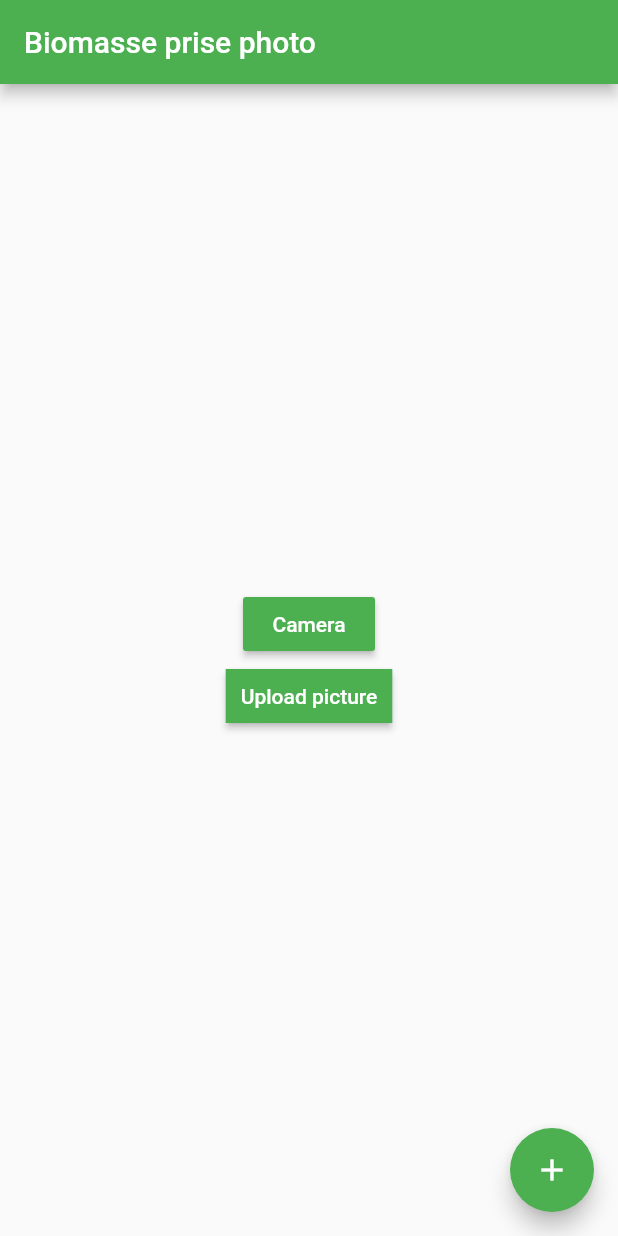
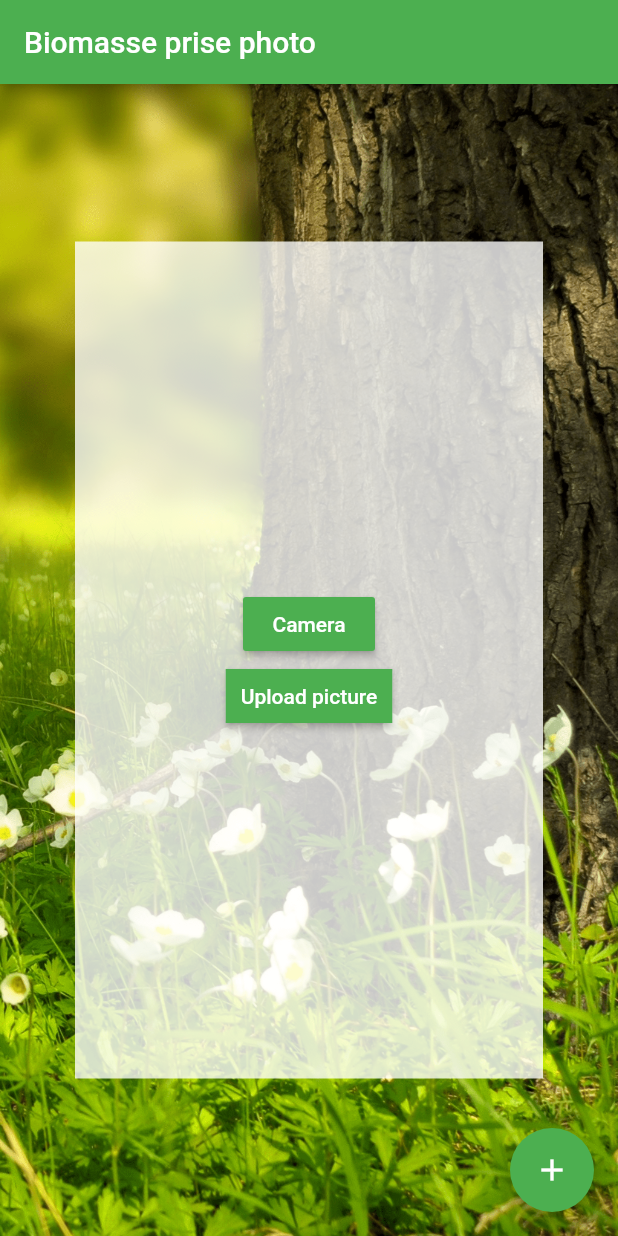
Before and after one commit to ArthurAttout/Biomass_App, a Flutter app: the screen it shows after launch, on a phone screen of 412 x 824 dp. Run offline on Flutter 3.47's test engine with Material 2 defaults, Android fonts, the phone set to English and light mode, and no system bars; our stand-ins replace camera, firebase_storage, image_picker, location; accounts and stored records are empty.

```diff
--- a/lib/APIRequests.dart
+++ b/lib/APIRequests.dart
@@ -11,13 +11,13 @@ int overlayHeight = 150;
 double screenWidth = 0;
 double screenHeight = 0;
 
-
-Future<String> sendImageToAPI(String path, bool shouldCrop) async {
+Future<String> sendImageToAPI(String path, bool shouldCrop, Function uploadCallback) async {
 
   print("Sending original image");
   StorageReference firebaseStorageRef = FirebaseStorage.instance.ref().child('myimage_original.png');
   StorageUploadTask taskOriginal = firebaseStorageRef.putFile(new File(path));
   String url = await (await taskOriginal.onComplete).ref.getDownloadURL();
+  uploadCallback();
 
   Map map = {
     'url': url,
--- a/lib/main.dart
+++ b/lib/main.dart
@@ -17,7 +17,12 @@ class MyApp extends StatelessWidget {
       theme: ThemeData(
         primarySwatch: Colors.green,
       ),
-      home: MyHomePage(title: 'Biomasse prise photo'),
+      home: Container(
+        decoration: BoxDecoration(
+            image: DecorationImage(
+                image: AssetImage("images/background_1.png"), fit: BoxFit.cover)),
+        child: MyHomePage(title: 'Biomasse prise photo')
+      ),
     );
   }
 }
@@ -43,17 +48,15 @@ class _MyHomePageState extends State<MyHomePage> {
 
   @override
   Widget build(BuildContext context) {
-
-    MediaQueryData data = MediaQuery.of(context);
-    screenWidth = data.size.width * data.devicePixelRatio;
-    screenHeight = data.size.height * data.devicePixelRatio;
-    print(screenWidth);
-    print(screenHeight);
     return Scaffold(
+      backgroundColor: Colors.transparent,
       appBar: AppBar(
         title: Text(widget.title),
       ),
-      body: Center(
+      body: Container(
+        margin: EdgeInsets.only(top: 105,bottom: 105,left: 50,right: 50),
+        color: Color.fromARGB(200, 255, 255, 255),
+        alignment: Alignment(0.0, 0.0),
         child: Column(
           mainAxisAlignment: MainAxisAlignment.center,
           children: <Widget>[
--- a/pubspec.yaml
+++ b/pubspec.yaml
@@ -50,6 +50,7 @@ flutter:
   # To add assets to your application, add an assets section, like this:
   assets:
     - images/overlay_picture.png
+    - images/background_1.png
 
   # An image asset can refer to one or more resolution-specific "variants", see
   # https://flutter.io/assets-and-images/#resolution-aware.
```
Also changed, not shown: lib/ResultScreen.dart (+93 -16 lines), images/background_1.png (added), images/bright-dawn-daylight-302804.jpg (deleted).
